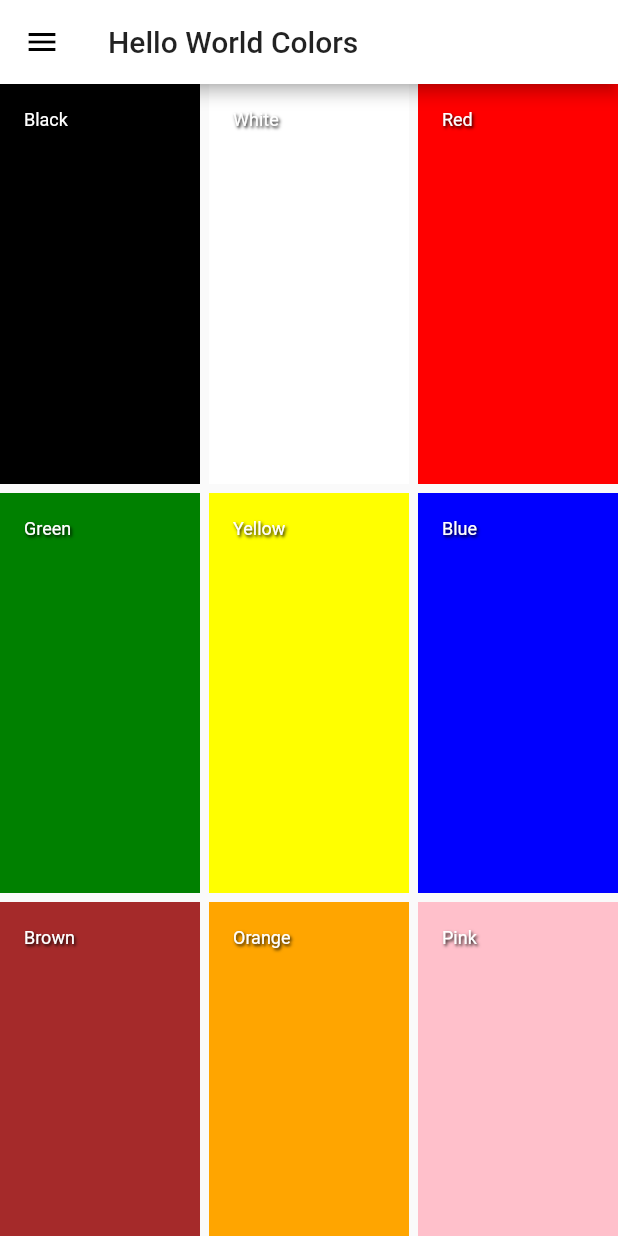
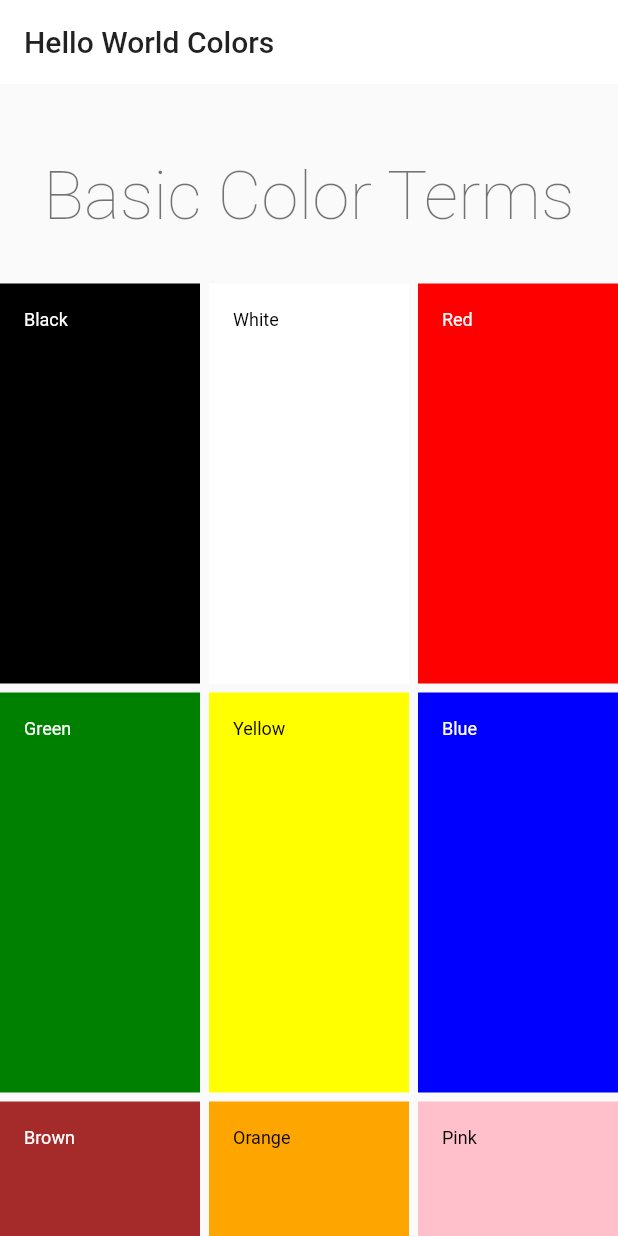
Before and after one commit to helloingworld/HelloWorldColors, a Flutter app: the screen it shows after launch, on a phone screen of 412 x 824 dp. Run offline on Flutter 3.47's test engine with Material 2 defaults, Android fonts, the phone set to English and light mode, and no system bars.

Commit message:
Implement color lists one after another
* Render App Drawer obsolete

```diff
--- a/hello_world_colors/lib/data/all_24bit_colors.dart
+++ b/hello_world_colors/lib/data/all_24bit_colors.dart
@@ -1,11 +1,18 @@
+import 'dart:math';
+
 import 'package:flutter/material.dart';
 import 'package:hello_world_colors/data/named_color.dart';
 import 'package:hello_world_colors/utils/utils.dart';
 
 class All24BitColorList implements NamedColorList {
+  static Random _random = Random();
+
   @override
   NamedColor operator [](int index) {
-    final Color color = Color(0xFF000000 + index);
+
+    // final Color color = Color(0xFF000000 + index);
+    // final Color color = Color(0xFF000000 + _random.nextInt(index + 1));
+    final Color color = Color(0xFF000000 + _random.nextInt(0x1000000));
     return NamedColor(color.toHexTriplet(), color);
   }
 
--- a/hello_world_colors/lib/main.dart
+++ b/hello_world_colors/lib/main.dart
@@ -15,6 +15,8 @@ class MyApp extends StatelessWidget {
         // primarySwatch: Colors.white,
         primaryColor: Colors.white,
         visualDensity: VisualDensity.adaptivePlatformDensity,
+
+        appBarTheme: AppBarTheme(elevation: 0.0),
       ),
       home: HomeScreen(),
     );
--- a/hello_world_colors/lib/screens/home_screen.dart
+++ b/hello_world_colors/lib/screens/home_screen.dart
@@ -14,22 +14,27 @@ class HomeScreen extends StatefulWidget {
 }
 
 class _HomeScreenState extends State<HomeScreen> {
-  NamedColorList namedColorList = BasicColorTermList();
+  BasicColorTermList _basicColorTermList = BasicColorTermList();
+  WebColorList _webColorList = WebColorList();
+  MaterialColorList _materialColorList = MaterialColorList();
+  All24BitColorList _all24bitColorList = All24BitColorList();
+
+//  NamedColorList namedColorList = BasicColorTermList();
 
   void _onMainDrawerItemSelected(MainDrawerItem item) {
     setState(() {
       switch (item) {
         case MainDrawerItem.basicColorTerms:
-          namedColorList = BasicColorTermList();
+          // namedColorList = BasicColorTermList();
           break;
         case MainDrawerItem.webColors:
-          namedColorList = WebColorList();
+          // namedColorList = WebColorList();
           break;
         case MainDrawerItem.materialColors:
-          namedColorList = MaterialColorList();
+          // namedColorList = MaterialColorList();
           break;
         case MainDrawerItem.all24bitColors:
-          namedColorList = All24BitColorList();
+          // namedColorList = All24BitColorList();
           break;
       }
     });
@@ -44,16 +49,90 @@ class _HomeScreenState extends State<HomeScreen> {
     // for (int i = 0; i < materialColorList.length; i++)
     //   print('name: ${materialColorList[i].name}, color: ${materialColorList[i].color}');
 
+    // final SliverGridDelegateWithMaxCrossAxisExtent gridDelegate =
+    //     SliverGridDelegateWithMaxCrossAxisExtent(
+    //   maxCrossAxisExtent: 200.0,
+    // );
+
+    // namedColorList = MaterialColorList();
+
     return Scaffold(
       appBar: AppBar(
         title: Text(AppStrings.appName),
       ),
-      drawer: AppDrawer(
-        onMainItemSelected: _onMainDrawerItemSelected,
+      // drawer: AppDrawer(
+      //   onMainItemSelected: _onMainDrawerItemSelected,
+      // ),
+      // body: NamedColorGridView(
+      //   namedColorList: namedColorList,
+      // ),
+      body: CustomScrollView(
+        slivers: <Widget>[
+          // SliverGrid(
+          //   gridDelegate: gridDelegate,
+          //   delegate: SliverChildBuilderDelegate(
+          //     (BuildContext context, int index) =>
+          //         NamedColorGridTile(namedColor: _basicColorTermList[index]),
+          //     childCount: _basicColorTermList.length,
+          //   ),
+          // ),
+
+          // SliverToBoxAdapter(
+          //   child: Text(AppStrings.mainDrawerItems[MainDrawerItem.basicColorTerms]),
+          // ),
+          _buildListTitle(AppStrings.mainDrawerItems[MainDrawerItem.basicColorTerms]),
+          ColorsSliverGrid(namedColorList: _basicColorTermList),
+          _buildListTitle(AppStrings.mainDrawerItems[MainDrawerItem.webColors]),
+          ColorsSliverGrid(namedColorList: _webColorList),
+          _buildListTitle(AppStrings.mainDrawerItems[MainDrawerItem.materialColors]),
+          ColorsSliverGrid(namedColorList: _materialColorList),
+          _buildListTitle(AppStrings.mainDrawerItems[MainDrawerItem.all24bitColors]),
+          ColorsSliverGrid(namedColorList: _all24bitColorList),
+        ],
       ),
-      body: NamedColorGridView(
-        namedColorList: namedColorList,
+    );
+  }
+
+  Widget _buildListTitle(String title) {
+    return SliverToBoxAdapter(
+      child: Padding(
+        padding: const EdgeInsets.only(top: 48.0, bottom: 32.0),
+        // child: Text(title, style: Theme.of(context).textTheme.headline5),
+        child: Text(
+          title,
+          style: Theme.of(context).textTheme.headline1.copyWith(fontSize: 45.0),
+          textAlign: TextAlign.center,
+        ),
       ),
     );
   }
 }
+
+class ColorsSliverGrid extends StatelessWidget {
+  final NamedColorList namedColorList;
+
+  const ColorsSliverGrid({
+    Key key,
+    @required this.namedColorList,
+  })  : assert(namedColorList != null),
+        super(key: key);
+
+  @override
+  Widget build(BuildContext context) {
+    final Size screenSize = MediaQuery.of(context).size;
+
+    return SliverGrid(
+      gridDelegate: SliverGridDelegateWithMaxCrossAxisExtent(
+        // maxCrossAxisExtent: 200.0,
+        maxCrossAxisExtent: 180.0,
+        crossAxisSpacing: 6.0,
+        mainAxisSpacing: 6.0,
+        childAspectRatio: screenSize.width / screenSize.height,
+      ),
+      delegate: SliverChildBuilderDelegate(
+        (BuildContext context, int index) => NamedColorGridTile(namedColor: namedColorList[index]),
+        childCount: namedColorList.length,
+      ),
+    );
+  }
+}
--- a/hello_world_colors/lib/widgets/named_color_grid_view.dart
+++ b/hello_world_colors/lib/widgets/named_color_grid_view.dart
@@ -1,5 +1,6 @@
 import 'package:flutter/material.dart';
 import 'package:hello_world_colors/data/named_color.dart';
+import 'package:hello_world_colors/screens/hello_color_screen.dart';
 
 class NamedColorGridView extends StatelessWidget {
   final NamedColorList namedColorList;
@@ -13,12 +14,14 @@ class NamedColorGridView extends StatelessWidget {
   @override
   Widget build(BuildContext context) {
     final Size screenSize = MediaQuery.of(context).size;
+    print(screenSize);
 
     return GridView.builder(
       itemCount: namedColorList.length,
       gridDelegate: SliverGridDelegateWithFixedCrossAxisCount(
         // crossAxisCount: screenSize.width ~/ 180,
-        crossAxisCount: screenSize.width ~/ 120,
+        // crossAxisCount: screenSize.width ~/ 135,
+        crossAxisCount: MediaQuery.of(context).orientation == Orientation.portrait ? 3 : 4,
         crossAxisSpacing: 6.0,
         mainAxisSpacing: 6.0,
         // crossAxisCount: 3,
@@ -42,7 +45,7 @@ class NamedColorGridTile extends StatelessWidget {
   @override
   Widget build(BuildContext context) {
     final Brightness brightness = ThemeData.estimateBrightnessForColor(namedColor.color);
-    // final Color textColor = brightness == Brightness.light ? Colors.black : Colors.white;
+    final Color textColor = brightness == Brightness.light ? Colors.black : Colors.white;
     // final Color textColor = brightness == Brightness.light ? ThemeData.dark().textTheme.caption.color : Colors.white;
     // final TextStyle subtitleStyle = Theme.of(context).textTheme.bodyText1.copyWith(color: textColor);
     final TextTheme textTheme =
@@ -61,19 +64,24 @@ class NamedColorGridTile extends StatelessWidget {
         // backgroundColor: Colors.grey[200],
         // title: Text(namedColor.name),
         // title: Text(namedColor.name, style: textTheme.subtitle1),
+        // title: Text(namedColor.name, style: textTheme.caption),
         title: Text(
           namedColor.name,
-          style: Theme.of(context).textTheme.caption.copyWith(
-            color: Colors.white,
-            shadows: [
-              Shadow(
-                offset: Offset(1.0, 1.0),
-                blurRadius: 2.0,
-                color: Color.fromARGB(255, 0, 0, 0),
-              ),
-            ],
-          ),
+          style: Theme.of(context).textTheme.caption.copyWith(color: textColor),
         ),
+        // title: Text(
+        //   namedColor.name,
+        //   style: Theme.of(context).textTheme.caption.copyWith(
+        //     color: Colors.white,
+        //     shadows: [
+        //       Shadow(
+        //         offset: Offset(1.0, 1.0),
+        //         blurRadius: 2.0,
+        //         color: Color.fromARGB(255, 0, 0, 0),
+        //       ),
+        //     ],
+        //   ),
+        // ),
         // title: Text(namedColor.name, style: TextStyle(color: textColor)),
         // subtitle: Text(namedColor.toHexTriplet()),
         // subtitle: Text(namedColor.toHexTriplet(), style: textTheme.caption),
@@ -88,6 +96,11 @@ class NamedColorGridTile extends StatelessWidget {
             // AppSettings().color.value = blackAlt.color;
             // AppSettings().colorName.value = blackAlt.name;
             // Navigator.pop(context);
+            Navigator.push(
+              context,
+              MaterialPageRoute<void>(
+                  builder: (BuildContext context) => HelloColorScreen(namedColor: namedColor)),
+            );
           },
         ),
         color: namedColor.color,
```
Also changed, not shown: hello_world_colors/lib/screens/hello_color_screen.dart (added, +53 -0 lines).
